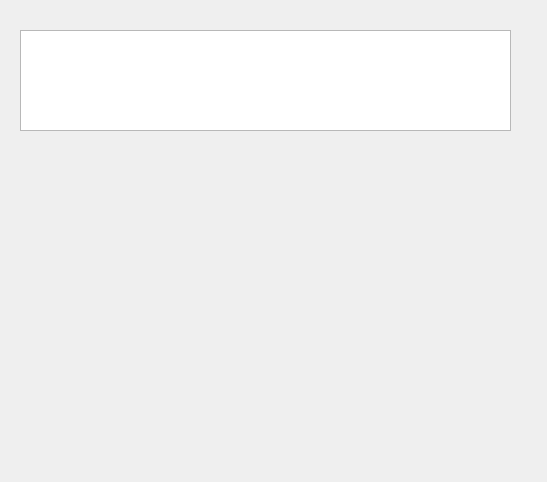
Qt form testingwindow.ui (dacsson/PrimAlgorithm) before a commit.
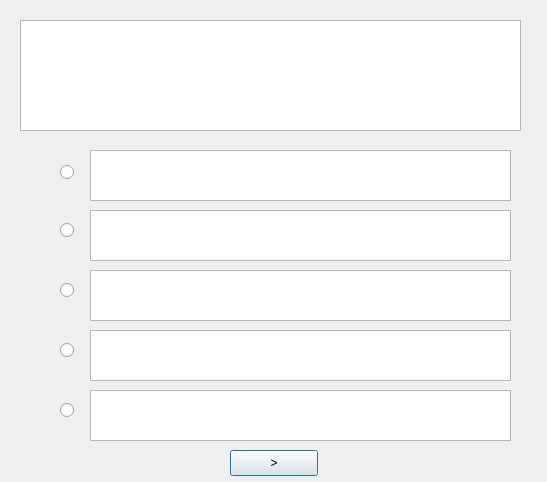
The same form after that commit.

Patch:
```diff
--- a/testingwindow.ui
+++ b/testingwindow.ui
@@ -17,12 +17,140 @@
    <property name="geometry">
     <rect>
      <x>20</x>
-     <y>30</y>
-     <width>491</width>
-     <height>101</height>
+     <y>20</y>
+     <width>501</width>
+     <height>111</height>
     </rect>
    </property>
   </widget>
+  <widget class="QRadioButton" name="option1Button">
+   <property name="geometry">
+    <rect>
+     <x>60</x>
+     <y>160</y>
+     <width>16</width>
+     <height>24</height>
+    </rect>
+   </property>
+   <property name="text">
+    <string/>
+   </property>
+  </widget>
+  <widget class="QRadioButton" name="option2Button">
+   <property name="geometry">
+    <rect>
+     <x>60</x>
+     <y>220</y>
+     <width>21</width>
+     <height>21</height>
+    </rect>
+   </property>
+   <property name="text">
+    <string/>
+   </property>
+  </widget>
+  <widget class="QRadioButton" name="option3Button">
+   <property name="geometry">
+    <rect>
+     <x>60</x>
+     <y>280</y>
+     <width>21</width>
+     <height>21</height>
+    </rect>
+   </property>
+   <property name="text">
+    <string/>
+   </property>
+  </widget>
+  <widget class="QRadioButton" name="option4Button">
+   <property name="geometry">
+    <rect>
+     <x>60</x>
+     <y>340</y>
+     <width>21</width>
+     <height>21</height>
+    </rect>
+   </property>
+   <property name="text">
+    <string/>
+   </property>
+  </widget>
+  <widget class="QTextBrowser" name="option1TextBox">
+   <property name="geometry">
+    <rect>
+     <x>90</x>
+     <y>150</y>
+     <width>421</width>
+     <height>51</height>
+    </rect>
+   </property>
+  </widget>
+  <widget class="QTextBrowser" name="option2TextBox">
+   <property name="geometry">
+    <rect>
+     <x>90</x>
+     <y>210</y>
+     <width>421</width>
+     <height>51</height>
+    </rect>
+   </property>
+  </widget>
+  <widget class="QTextBrowser" name="option3TextBox">
+   <property name="geometry">
+    <rect>
+     <x>90</x>
+     <y>270</y>
+     <width>421</width>
+     <height>51</height>
+    </rect>
+   </property>
+  </widget>
+  <widget class="QTextBrowser" name="option4TextBox">
+   <property name="geometry">
+    <rect>
+     <x>90</x>
+     <y>330</y>
+     <width>421</width>
+     <height>51</height>
+    </rect>
+   </property>
+  </widget>
+  <widget class="QPushButton" name="nextQuestion">
+   <property name="geometry">
+    <rect>
+     <x>230</x>
+     <y>450</y>
+     <width>88</width>
+     <height>26</height>
+    </rect>
+   </property>
+   <property name="text">
+    <string>&gt;</string>
+   </property>
+  </widget>
+  <widget class="QTextBrowser" name="option5TextBox">
+   <property name="geometry">
+    <rect>
+     <x>90</x>
+     <y>390</y>
+     <width>421</width>
+     <height>51</height>
+    </rect>
+   </property>
+  </widget>
+  <widget class="QRadioButton" name="option5Button">
+   <property name="geometry">
+    <rect>
+     <x>60</x>
+     <y>400</y>
+     <width>21</width>
+     <height>21</height>
+    </rect>
+   </property>
+   <property name="text">
+    <string/>
+   </property>
+  </widget>
  </widget>
  <resources/>
  <connections/>
```
